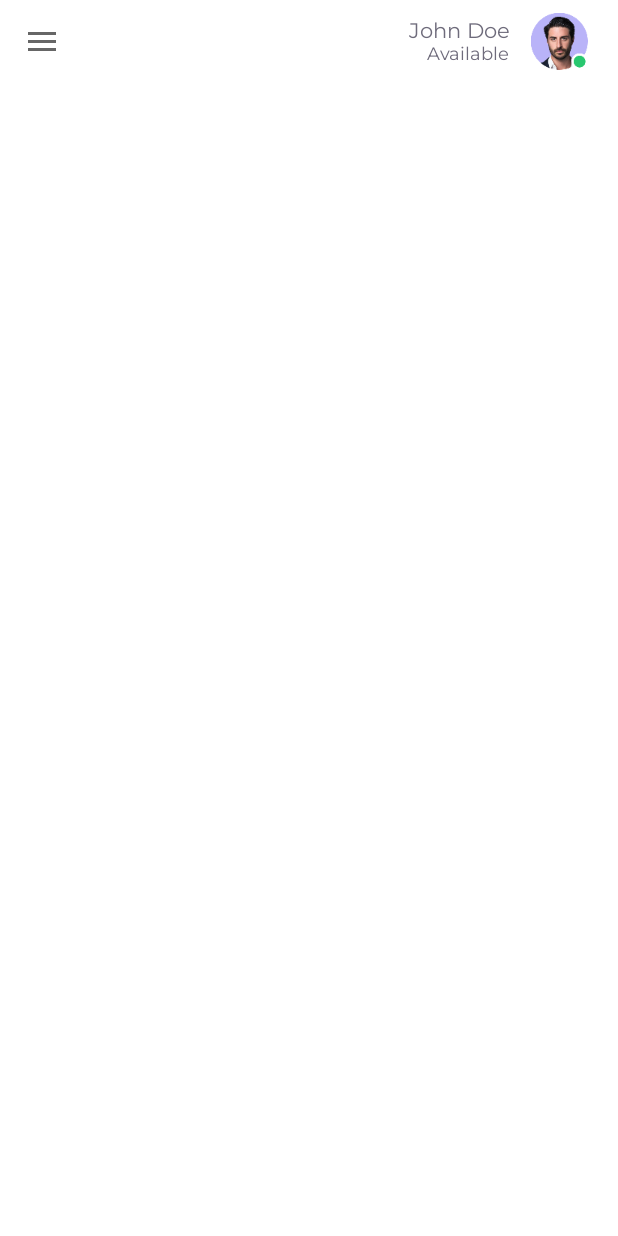
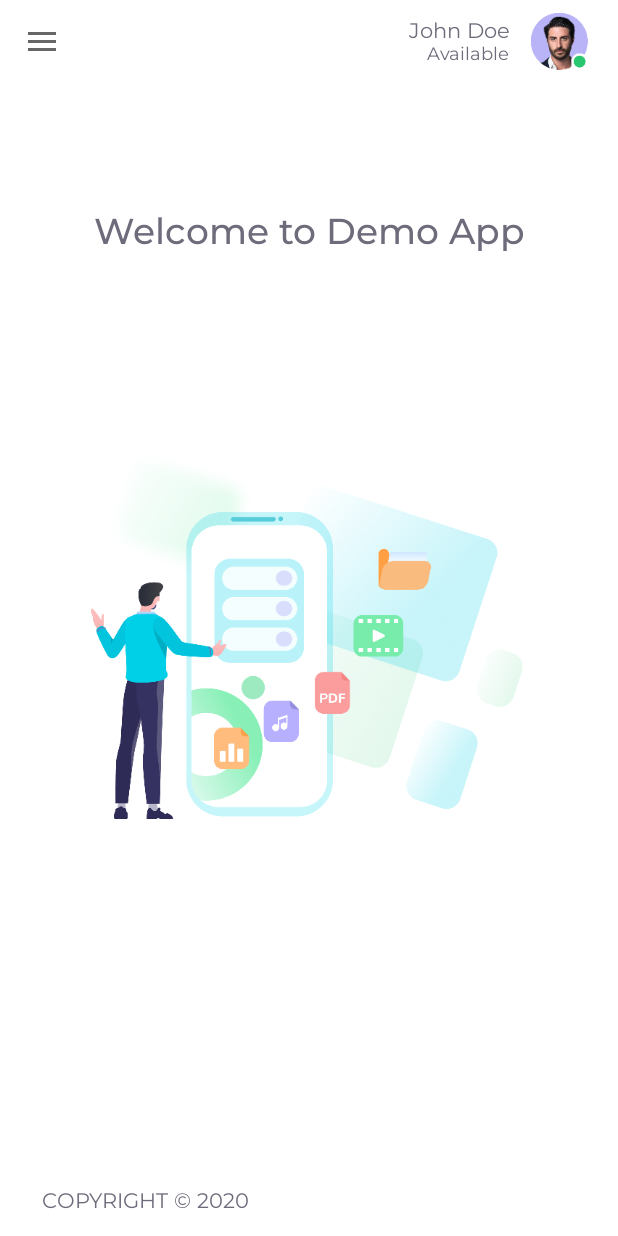
Before and after one commit to nguyenhoang9497/NexleInterview, an Android app: the MainActivity screen opened directly, with no data from a screen before it, on a phone screen of 412 x 824 dp. Run offline under Robolectric (Android 15) with nearby library versions, the phone set to English and light mode, and no system bars; our stand-ins replace Dagger/Hilt's generated code.

Commit message:
finish main ui

```diff
--- a/app/src/main/res/layout/activity_main.xml
+++ b/app/src/main/res/layout/activity_main.xml
@@ -9,13 +9,45 @@
 
     <LinearLayout
         android:layout_width="match_parent"
-        android:layout_height="62dp">
+        android:layout_height="match_parent"
+        android:orientation="vertical">
 
         <include
             android:id="@+id/toolBar"
             layout="@layout/toolbar"
             android:layout_width="match_parent"
             android:layout_height="wrap_content" />
+
+        <TextView
+            android:layout_width="match_parent"
+            android:layout_height="wrap_content"
+            android:layout_marginTop="83dp"
+            android:fontFamily="@font/montserrat_medium"
+            android:gravity="center"
+            android:includeFontPadding="false"
+            android:text="@string/welcome"
+            android:textColor="@color/theme_body"
+            android:textSize="24sp" />
+
+        <ImageView
+            android:layout_width="300dp"
+            android:layout_height="250dp"
+            android:layout_gravity="center"
+            android:layout_marginTop="127dp"
+            android:src="@drawable/ic_main_banner" />
+
+        <TextView
+            android:layout_width="wrap_content"
+            android:layout_height="wrap_content"
+            android:layout_marginStart="28dp"
+            android:layout_marginBottom="15dp"
+            android:layout_weight="1"
+            android:fontFamily="@font/montserrat_regular"
+            android:gravity="bottom"
+            android:includeFontPadding="false"
+            android:text="@string/copyright"
+            android:textColor="@color/theme_body"
+            android:textSize="14sp" />
     </LinearLayout>
 
     <com.google.android.material.navigation.NavigationView
--- a/app/src/main/res/values/strings.xml
+++ b/app/src/main/res/values/strings.xml
@@ -37,4 +37,6 @@
     <string name="login">Login</string>
     <string name="logout">Logout</string>
     <string name="available">Available</string>
+    <string name="welcome">Welcome to Demo App</string>
+    <string name="copyright">COPYRIGHT © 2020</string>
 </resources>
```
